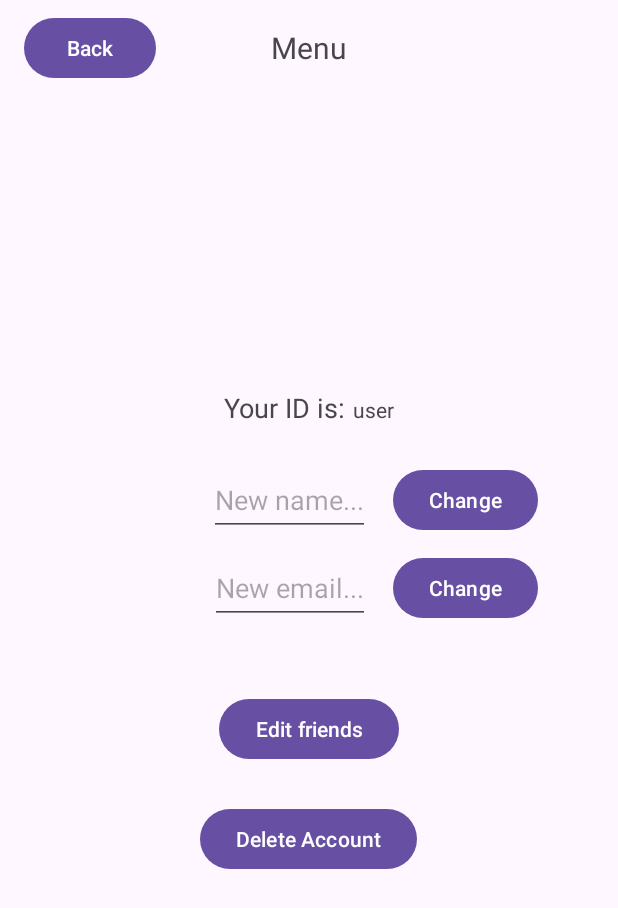
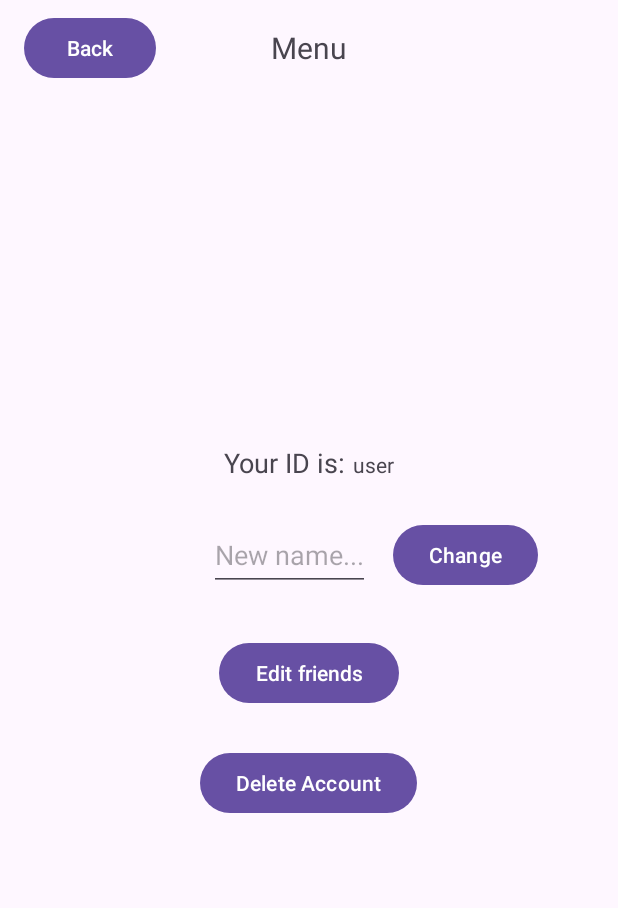
Before and after one commit to natsudaS/NestSync, an Android app: the MenuActivity screen opened directly, with no data from a screen before it, on a phone screen of 412 x 824 dp. Shown: the top 908 px of the screen. Run offline under Robolectric (Android 15) with nearby library versions, the phone set to English and light mode, and no system bars; our stand-ins replace Firebase (no records; nobody signed in at launch, a user with empty details on screens opened directly); 1 statement that could not run was skipped.

```diff
--- a/app/src/main/java/com/natsu/nestsync/activities/ListActivity.java
+++ b/app/src/main/java/com/natsu/nestsync/activities/ListActivity.java
@@ -156,7 +156,7 @@ public class ListActivity extends AppCompatActivity implements OnRecyclerItemCli
         shareBtn.setOnClickListener(new View.OnClickListener() {
             @Override
             public void onClick(View v) {
-                Log.i(TAG, "userId passed: "+ userID);
+                Log.i(TAG, "listId passed: "+ listID);
                 Intent intent = new Intent(getApplicationContext(),MembersActivity.class);
                 intent.putExtra("listID",listID);
                 startActivity(intent);
--- a/app/src/main/java/com/natsu/nestsync/activities/MenuActivity.java
+++ b/app/src/main/java/com/natsu/nestsync/activities/MenuActivity.java
@@ -30,8 +30,8 @@ import com.natsu.nestsync.R;
 
 public class MenuActivity extends AppCompatActivity {
     //vars
-    Button homeBtn,nameBtn,mailBtn,pswdBtn,friendsBtn,delBtn;
-    EditText nameEdit,mailEdit,oldPswdEdit,newPswdEdit;
+    Button homeBtn,nameBtn,friendsBtn,delBtn;
+    EditText nameEdit;
     TextView idText;
 
     DatabaseReference dataRef;
@@ -46,8 +46,6 @@ public class MenuActivity extends AppCompatActivity {
         idText = findViewById(R.id.idView);
         nameEdit = findViewById(R.id.nameEdit);
         nameBtn = findViewById(R.id.nameButton);
-        mailEdit = findViewById(R.id.mailEdit);
-        mailBtn = findViewById(R.id.mailBtn);
         friendsBtn = findViewById(R.id.friendsBtn);
         delBtn = findViewById(R.id.deleteBtn);
 
@@ -79,40 +77,12 @@ public class MenuActivity extends AppCompatActivity {
             }
         });
 
-        dataRef.child("users").child(fUser.getUid()).child("email").addValueEventListener(new ValueEventListener() {
-            @Override
-            public void onDataChange(@NonNull DataSnapshot snapshot) {
-                String mail = snapshot.getValue().toString();
-                mailEdit.setText(mail);
-            }
-
-            @Override
-            public void onCancelled(@NonNull DatabaseError error) {
-
-            }
-        });
-
         nameBtn.setOnClickListener(new View.OnClickListener() {
             @Override
             public void onClick(View v) {
                 String newName = nameEdit.getText().toString();
                 dataRef.child("users").child(fUser.getUid()).child("username").setValue(newName);
                 Toast.makeText(getApplicationContext(), "username updated!", Toast.LENGTH_SHORT).show();
-            }
-        });
-
-        mailBtn.setOnClickListener(new View.OnClickListener() {
-            @Override
-            public void onClick(View v) {
-                String newEmail = mailEdit.getText().toString();
-                fUser.updateEmail(newEmail).addOnCompleteListener(new OnCompleteListener<Void>() {
-                    @Override
-                    public void onComplete(@NonNull Task<Void> task) {
-                        Log.d(TAG, "User email address updated: "+ fUser.getEmail());
-                        dataRef.child("users").child(fUser.getUid()).child("email").setValue(newEmail);
-                        Toast.makeText(getApplicationContext(), "mail updated only in realtime database", Toast.LENGTH_SHORT).show();
-                    }
-                });
             }
         });
 
--- a/app/src/main/res/layout/activity_menu.xml
+++ b/app/src/main/res/layout/activity_menu.xml
@@ -90,34 +90,6 @@
                 android:layout_marginBottom="5dp"/>
 
         </LinearLayout>
-        <LinearLayout
-            android:layout_width="match_parent"
-            android:layout_height="wrap_content"
-            android:orientation="horizontal"
-            android:gravity="center_vertical|end"
-            android:layout_marginBottom="15dp"
-            android:layout_marginStart="30dp"
-            android:layout_marginEnd="45dp">
-
-            <EditText
-                android:id="@+id/mailEdit"
-                android:inputType="textEmailAddress"
-                android:hint="@string/newMail"
-                android:layout_width="wrap_content"
-                android:layout_height="48dp"
-                android:layout_marginTop="5dp"
-                android:layout_marginBottom="5dp"
-                android:layout_marginEnd="15dp"/>
-
-            <Button
-                android:id="@+id/mailBtn"
-                android:text="@string/changeBtn"
-                android:layout_width="wrap_content"
-                android:layout_height="wrap_content"
-                android:layout_marginTop="5dp"
-                android:layout_marginBottom="5dp"/>
-
-        </LinearLayout>
 
         <Button
             android:id="@+id/friendsBtn"
--- a/app/src/main/res/layout/membercard_members.xml
+++ b/app/src/main/res/layout/membercard_members.xml
@@ -11,6 +11,10 @@
 
     <androidx.appcompat.widget.SwitchCompat
         android:id="@+id/posMemSwitch"
+        android:text="hallo"
+        android:textSize="18sp"
+        android:layout_marginStart="25dp"
+        android:layout_marginEnd="25dp"
         android:layout_width="match_parent"
         android:layout_height="wrap_content"
         android:layout_weight="1"
```
Also changed, not shown: app/src/main/java/com/natsu/nestsync/MemberAdapter.java (+31 -12 lines), app/src/main/java/com/natsu/nestsync/activities/MembersActivity.java (+5 -2 lines).
